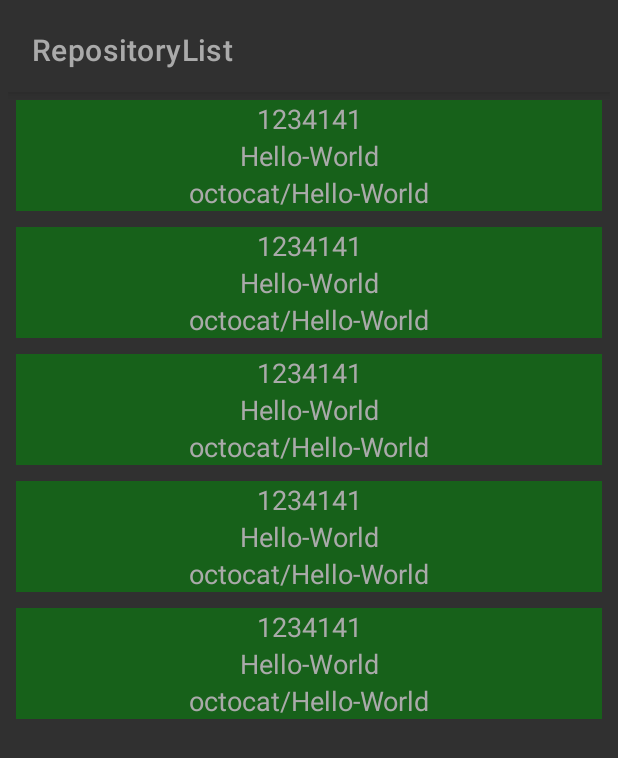
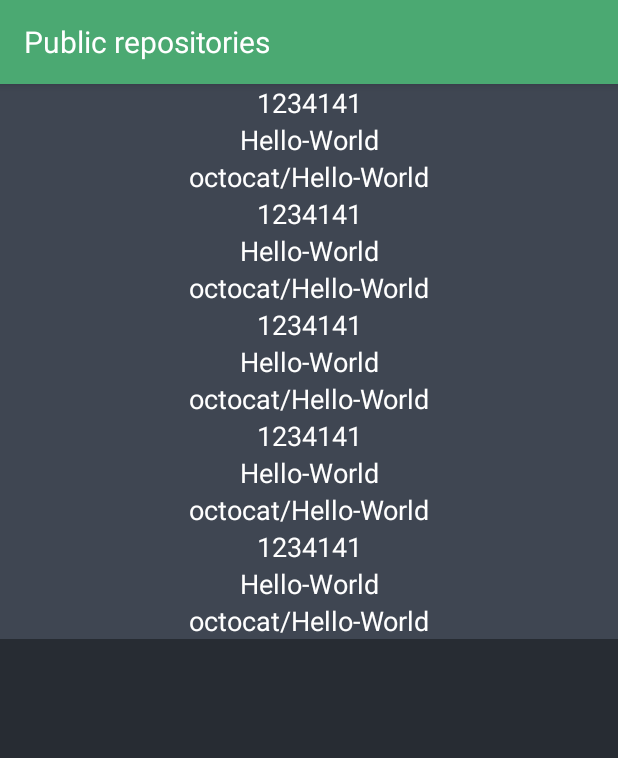
Before and after one commit to vlrcz/tutu, an Android app: the layout fragment_repository_list.xml on its own in the app's theme, with its tools: preview values and no code run, on a phone screen of 412 x 824 dp. Shown: the top 758 px of the screen. Run offline under Robolectric (Android 15) with nearby library versions, the phone set to English and light mode, and no system bars.

Commit message:
change theme

```diff
--- a/app/src/main/java/com/vlad/tutu/repository_list/RepoListFragment.kt
+++ b/app/src/main/java/com/vlad/tutu/repository_list/RepoListFragment.kt
@@ -59,7 +59,7 @@ class RepoListFragment : Fragment(R.layout.fragment_repository_list) {
             })
     }
 
-    private fun initList() = with(binding.repositoryList) {
+    private fun initList() = with(binding.repositoriesList) {
         repositoryAdapter = RepositoryAdapter { repo ->
             navigator().showDetailFragment(repo)
         }
--- a/app/src/main/res/layout/fragment_repository_list.xml
+++ b/app/src/main/res/layout/fragment_repository_list.xml
@@ -4,22 +4,21 @@
     xmlns:tools="http://schemas.android.com/tools"
     android:layout_width="match_parent"
     android:layout_height="match_parent"
-    android:background="#303030"
-    android:orientation="vertical"
-    android:padding="5dp">
+    android:orientation="vertical">
 
     <com.google.android.material.appbar.AppBarLayout
         android:id="@+id/appBar"
         android:layout_width="match_parent"
-        android:layout_height="wrap_content">
+        android:layout_height="wrap_content"
+        app:layout_constraintEnd_toEndOf="parent"
+        app:layout_constraintStart_toStartOf="parent"
+        app:layout_constraintTop_toTopOf="parent">
 
         <com.google.android.material.appbar.MaterialToolbar
             android:id="@+id/topAppBar"
-            style="?attr/toolbarStyle"
             android:layout_width="match_parent"
             android:layout_height="?attr/actionBarSize"
-            app:title="RepositoryList"
-            app:titleTextColor="@android:color/darker_gray" />
+            app:title="@string/public_repositories" />
 
     </com.google.android.material.appbar.AppBarLayout>
 
@@ -29,12 +28,10 @@
         android:layout_height="match_parent">
 
         <androidx.recyclerview.widget.RecyclerView
-            android:id="@+id/repositoryList"
+            android:id="@+id/repositoriesList"
             android:layout_width="match_parent"
             android:layout_height="match_parent"
             tools:itemCount="5"
             tools:listitem="@layout/item_repository" />
-
     </androidx.swiperefreshlayout.widget.SwipeRefreshLayout>
-
 </LinearLayout>
--- a/app/src/main/res/layout/item_repository.xml
+++ b/app/src/main/res/layout/item_repository.xml
@@ -3,35 +3,31 @@
     xmlns:tools="http://schemas.android.com/tools"
     android:layout_width="match_parent"
     android:layout_height="wrap_content"
-    android:layout_margin="5dp"
-    android:background="#17611A"
+    android:background="@color/colorPrimaryLight"
     android:orientation="vertical">
 
-    <TextView
+    <com.google.android.material.textview.MaterialTextView
         android:id="@+id/idTextView"
+        style="@style/Text.Body.L"
         android:layout_width="match_parent"
         android:layout_height="match_parent"
         android:gravity="center"
-        android:textColor="@android:color/darker_gray"
-        android:textSize="18sp"
         tools:text="1234141" />
 
-    <TextView
+    <com.google.android.material.textview.MaterialTextView
         android:id="@+id/nameTextView"
+        style="@style/Text.Body.L"
         android:layout_width="match_parent"
         android:layout_height="match_parent"
         android:gravity="center"
-        android:textColor="@android:color/darker_gray"
-        android:textSize="18sp"
         tools:text="Hello-World" />
 
-    <TextView
+    <com.google.android.material.textview.MaterialTextView
         android:id="@+id/fullnameTextView"
+        style="@style/Text.Body.L"
         android:layout_width="match_parent"
         android:layout_height="match_parent"
         android:gravity="center"
-        android:textColor="@android:color/darker_gray"
-        android:textSize="18sp"
         tools:text="octocat/Hello-World" />
 
 </LinearLayout>
--- a/app/src/main/res/values-night/themes.xml
+++ b/app/src/main/res/values-night/themes.xml
@@ -1,16 +1,17 @@
 <resources xmlns:tools="http://schemas.android.com/tools">
     <!-- Base application theme. -->
-    <style name="Theme.Tutu" parent="Theme.MaterialComponents.DayNight.DarkActionBar">
+    <style name="Theme.Tutu" parent="Theme.MaterialComponents.DayNight.NoActionBar">
         <!-- Primary brand color. -->
-        <item name="colorPrimary">@color/purple_200</item>
-        <item name="colorPrimaryVariant">@color/purple_700</item>
-        <item name="colorOnPrimary">@color/black</item>
+        <item name="colorPrimary">@color/colorPrimary</item>
+        <item name="colorOnPrimary">@color/white</item>
         <!-- Secondary brand color. -->
-        <item name="colorSecondary">@color/teal_200</item>
-        <item name="colorSecondaryVariant">@color/teal_200</item>
-        <item name="colorOnSecondary">@color/black</item>
+        <item name="colorSecondary">@color/colorSecondary</item>
+        <item name="colorOnSecondary">@color/white</item>
         <!-- Status bar color. -->
-        <item name="android:statusBarColor" tools:targetApi="l">?attr/colorPrimaryVariant</item>
+        <item name="android:statusBarColor" tools:targetApi="l">?attr/colorSecondary</item>
         <!-- Customize your theme here. -->
+        <item name="android:colorBackground">@color/colorPrimary</item>
+        <item name="toolbarStyle">@style/Tutu.Toolbar</item>
+        <item name="materialButtonStyle">@style/Tutu.Button</item>
     </style>
 </resources>
--- a/app/src/main/res/values/colors.xml
+++ b/app/src/main/res/values/colors.xml
@@ -1,10 +1,8 @@
 <?xml version="1.0" encoding="utf-8"?>
 <resources>
-    <color name="purple_200">#FFBB86FC</color>
-    <color name="purple_500">#FF6200EE</color>
-    <color name="purple_700">#FF3700B3</color>
-    <color name="teal_200">#FF03DAC5</color>
-    <color name="teal_700">#FF018786</color>
     <color name="black">#FF000000</color>
     <color name="white">#FFFFFFFF</color>
+    <color name="colorPrimary">#272C33</color>
+    <color name="colorSecondary">#4BA972</color>
+    <color name="colorPrimaryLight">#3F4652</color>
 </resources>
--- /dev/null
+++ b/app/src/main/res/values/dimens.xml
@@ -0,0 +1,13 @@
+<?xml version="1.0" encoding="utf-8"?>
+<resources>
+    <dimen name="text_head_l">24sp</dimen>
+    <dimen name="text_head">20sp</dimen>
+    <dimen name="text_body_l">18sp</dimen>
+    <dimen name="text_body">16sp</dimen>
+    <dimen name="text_caption">14sp</dimen>
+
+    <dimen name="small_margin">4dp</dimen>
+    <dimen name="default_margin">8dp</dimen>
+    <dimen name="medium_margin">16dp</dimen>
+    <dimen name="large_margin">24dp</dimen>
+</resources>
--- a/app/src/main/res/values/strings.xml
+++ b/app/src/main/res/values/strings.xml
@@ -1,8 +1,10 @@
 <resources>
-    <string name="app_name">tutu</string>
+    <string name="app_name">Tutu Github</string>
     <string name="sign_up_github_btn">Sign up Github</string>
     <string name="auth_canceled">Auth canceled</string>
     <string name="request_failed">Request failed</string>
     <string name="loading_error">Loading error</string>
     <string name="list_from_db">List from database</string>
+    <string name="public_repositories">Public repositories</string>
+    <string name="repository_detail">Detail</string>
 </resources>
--- /dev/null
+++ b/app/src/main/res/values/styles.xml
@@ -0,0 +1,13 @@
+<?xml version="1.0" encoding="utf-8"?>
+<resources>
+    <style name="Tutu.Toolbar" parent="Widget.MaterialComponents.Toolbar">
+        <item name="titleTextAppearance">@style/Text.Head</item>
+        <item name="titleTextColor">@color/white</item>
+        <item name="android:background">@color/colorSecondary</item>
+    </style>
+
+    <style name="Tutu.Button" parent="Widget.Material3.Button">
+        <item name="android:backgroundTint">@color/colorSecondary</item>
+        <item name="android:textAppearance">@style/Text.Body.L</item>
+    </style>
+</resources>
--- a/app/src/main/res/values/themes.xml
+++ b/app/src/main/res/values/themes.xml
@@ -2,15 +2,16 @@
     <!-- Base application theme. -->
     <style name="Theme.Tutu" parent="Theme.MaterialComponents.DayNight.NoActionBar">
         <!-- Primary brand color. -->
-        <item name="colorPrimary">#303030</item>
-        <item name="colorPrimaryVariant">@color/purple_700</item>
+        <item name="colorPrimary">@color/colorPrimary</item>
         <item name="colorOnPrimary">@color/white</item>
         <!-- Secondary brand color. -->
-        <item name="colorSecondary">@color/teal_200</item>
-        <item name="colorSecondaryVariant">@color/teal_700</item>
-        <item name="colorOnSecondary">@color/black</item>
+        <item name="colorSecondary">@color/colorSecondary</item>
+        <item name="colorOnSecondary">@color/white</item>
         <!-- Status bar color. -->
-        <item name="android:statusBarColor" tools:targetApi="l">?attr/colorPrimaryVariant</item>
+        <item name="android:statusBarColor" tools:targetApi="l">?attr/colorSecondary</item>
         <!-- Customize your theme here. -->
+        <item name="android:colorBackground">@color/colorPrimary</item>
+        <item name="toolbarStyle">@style/Tutu.Toolbar</item>
+        <item name="materialButtonStyle">@style/Tutu.Button</item>
     </style>
 </resources>
--- /dev/null
+++ b/app/src/main/res/values/types.xml
@@ -0,0 +1,27 @@
+<?xml version="1.0" encoding="utf-8"?>
+<resources>
+    <style name="Text">
+        <item name="android:textColor">?attr/colorOnPrimary</item>
+    </style>
+
+    <style name="Text.Head">
+        <item name="android:textSize">@dimen/text_head</item>
+    </style>
+
+    <style name="Text.Head.L">
+        <item name="android:textSize">@dimen/text_head_l</item>
+    </style>
+
+    <style name="Text.Body">
+        <item name="android:textSize">@dimen/text_body</item>
+    </style>
+
+    <style name="Text.Body.L">
+        <item name="android:textSize">@dimen/text_body_l</item>
+    </style>
+
+    <style name="Text.Caption">
+        <item name="android:textSize">@dimen/text_caption</item>
+    </style>
+
+</resources>
```
Also changed, not shown: app/src/main/res/layout/fragment_auth.xml (+13 -14 lines), app/src/main/res/layout/fragment_detail.xml (+15 -16 lines).
